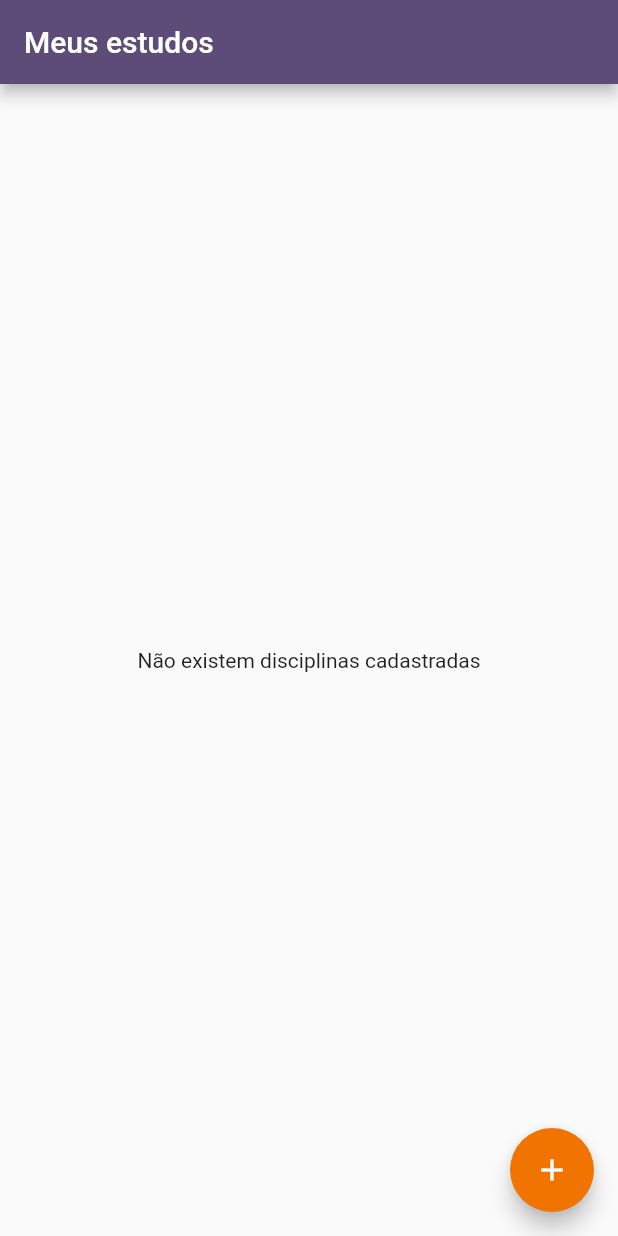
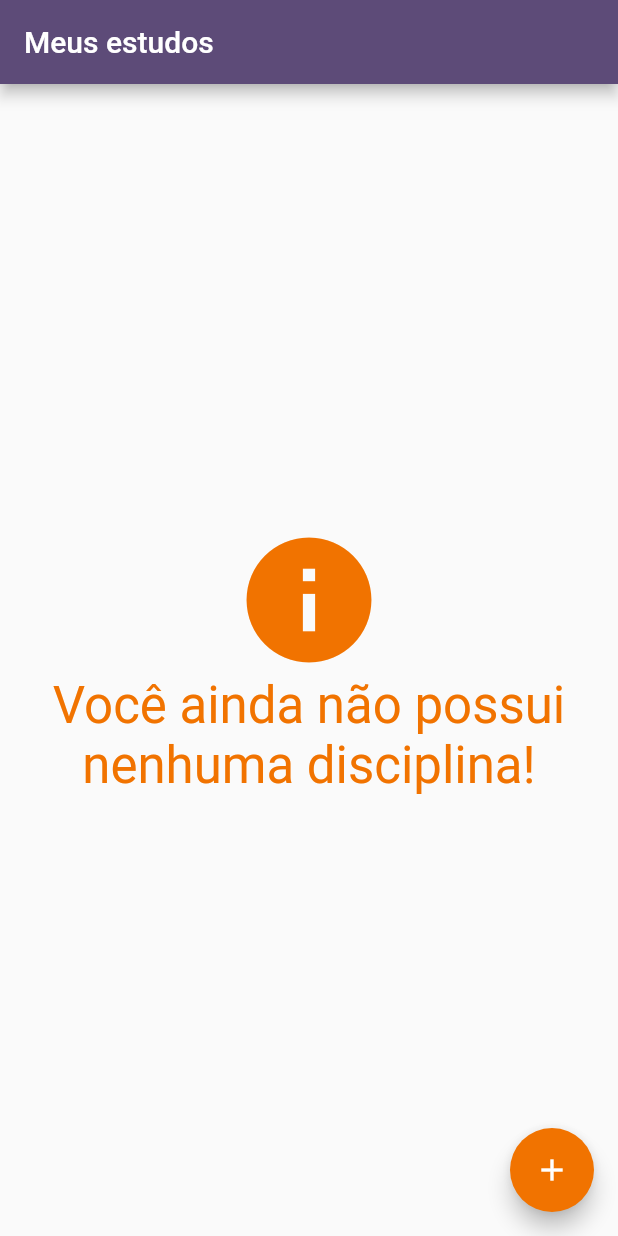
Before and after one commit to andersonchoren/tcc_pos_mobile, a Flutter app: the screen it shows after launch, on a phone screen of 412 x 824 dp. Run offline on Flutter 3.47's test engine with Material 2 defaults, Android fonts, the phone set to English and light mode, and no system bars; our stand-ins replace flutter_svg, sqflite; accounts and stored records are empty.

Commit message:
feat: Customização das mensagem de alerta
Mudanças a serem submetidas:
	modified:   lib/screens/content_details/content_details.dart
	modified:   lib/screens/home/home.dart

```diff
--- a/lib/screens/home/home.dart
+++ b/lib/screens/home/home.dart
@@ -1,6 +1,7 @@
 import 'package:agenda_de_estudos/model/discipline.dart';
 import 'package:agenda_de_estudos/repository/discipline_repository.dart';
 import 'package:agenda_de_estudos/screens/add_discipline/add_discipline.dart';
+import 'package:agenda_de_estudos/screens/colors.dart';
 import 'package:agenda_de_estudos/screens/home/components/list_item.dart';
 import 'package:flutter/material.dart';
 
@@ -38,11 +39,24 @@ class Home extends StatelessWidget {
               itemCount: disciplines.length,
             );
           } else {
-            return SizedBox(
-              width: MediaQuery.of(context).size.width,
-              height: MediaQuery.of(context).size.height,
-              child: const Center(
-                child: Text("Não existem disciplinas cadastradas"),
+            return Center(
+              child: Column(
+                mainAxisSize: MainAxisSize.min,
+                children: [
+                  const Icon(
+                    Icons.info,
+                    color: secondary,
+                    size: 100,
+                  ),
+                  Text(
+                    "Você ainda não possui nenhuma disciplina!",
+                    style: Theme.of(context)
+                        .textTheme
+                        .headline4
+                        ?.copyWith(color: secondary),
+                    textAlign: TextAlign.center,
+                  ),
+                ],
               ),
             );
           }
```
Also changed, not shown: lib/screens/content_details/content_details.dart (+20 -7 lines).
